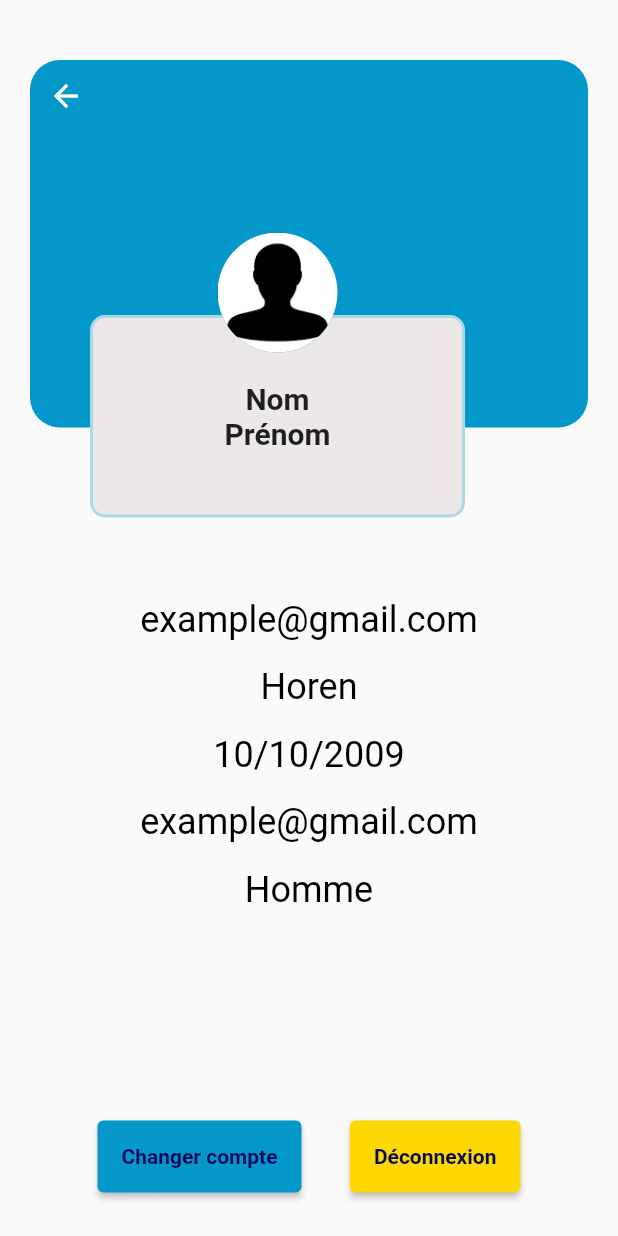
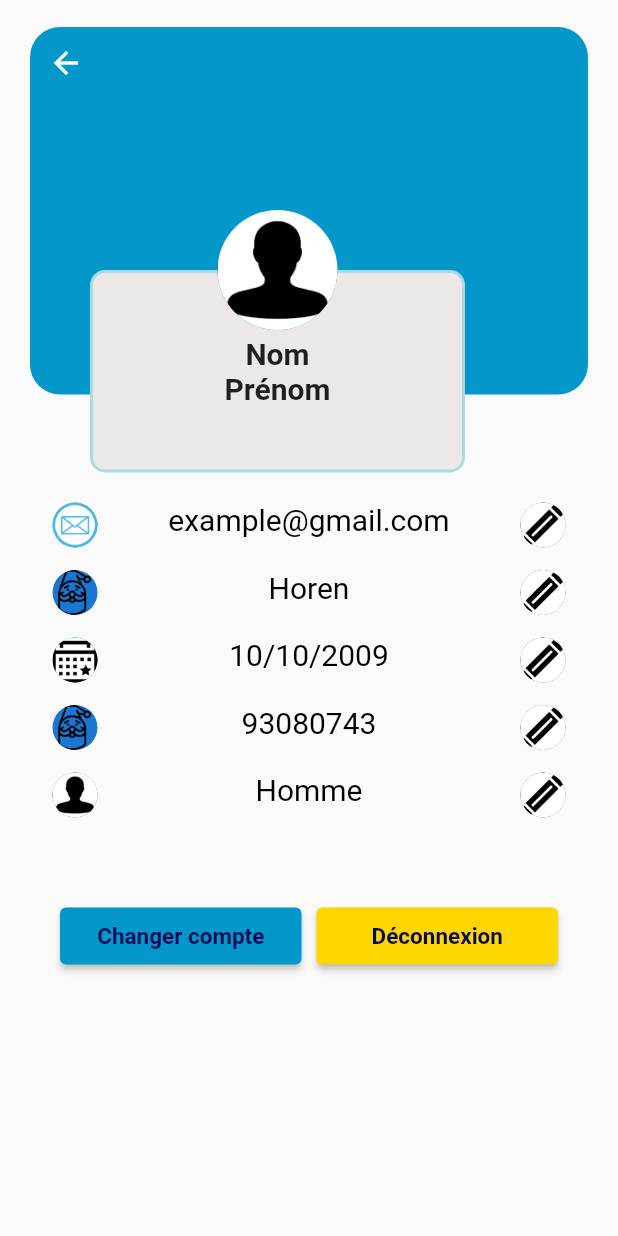
Before and after one commit to madydoucoure13/quiz_master, a Flutter app: the ProfilUtilisateur screen opened directly, on a phone screen of 412 x 824 dp. Run offline on Flutter 3.47's test engine with Material 2 defaults, Android fonts, the light colour scheme and no system bars.

Commit message:
Page score en cours

```diff
--- /dev/null
+++ b/lib/PageScore.dart
@@ -0,0 +1,75 @@
+import 'package:flutter/material.dart';
+
+
+class PageScore extends StatelessWidget{
+  const PageScore({super.key});
+
+  @override
+  Widget build(BuildContext context) {
+    var size;
+    return Scaffold(
+      body: SafeArea(
+        child: Column(
+          children: <Widget>[
+            Container(
+              height: 50,
+              width: 360,
+              decoration: BoxDecoration(
+                color: const Color.fromRGBO(3, 151, 202, 1),
+              ),
+              child: Align(
+                alignment: Alignment.topLeft,
+                child: IconButton(
+                  icon: const Icon(
+                    Icons.arrow_back,
+                    color: Colors.white,
+                  ),
+                  onPressed: () => Navigator.pop(context),
+                ),
+              ),
+            ),
+            Container(
+              child: const Padding(
+                padding: EdgeInsets.only(top: 0, left: 20, right: 20, bottom: 0),
+                child: Column(
+                  children: [
+                    //Ligne pour classement et mes scores
+                    Row(
+                      mainAxisAlignment: MainAxisAlignment.spaceBetween,
+                      children: [ Text ("Mes scores", style: TextStyle(
+                        fontSize: 20,
+                        fontWeight: FontWeight.bold,
+                        backgroundColor: Colors.transparent,
+                      ),
+                      ),
+                        Text ("Classement", style: TextStyle(
+                          fontSize: 20,
+                          fontWeight: FontWeight.bold,
+                          backgroundColor: Colors.transparent,
+                        ),
+                        ),
+                      ],
+                    ),
+                  ],
+                ),
+              ),
+            ),
+            SizedBox(height: 20),
+            Padding(
+              padding: const EdgeInsets.only(left: 20, right:  20),
+              child: Container(
+                width: double.infinity,
+                height: 250,
+                decoration: BoxDecoration(color: Colors.white,
+                  borderRadius: BorderRadius.circular(12)
+                ),
+
+              ),
+            )
+          ],
+        ),
+      ),
+    );
+  }
+
+}
--- a/lib/main.dart
+++ b/lib/main.dart
@@ -1,14 +1,18 @@
 import 'package:flutter/material.dart';
+import 'package:quiz_master/PageScore.dart';
 import 'package:quiz_master/profil_utilisateur.dart';
-import 'package:device_preview/device_preview.dart';
+//import 'package:device_preview/device_preview.dart';
 
-void main() {
+/*void main() {
   runApp(
     DevicePreview(
       enabled: true,
       builder: ((context) => const MyApp()),
     ),
   );
+}*/
+void main() {
+  runApp(const MyApp());
 }
 
 class MyApp extends StatelessWidget {
@@ -18,8 +22,9 @@ class MyApp extends StatelessWidget {
   @override
   Widget build(BuildContext context) {
     return MaterialApp(
-      locale: DevicePreview.locale(context),
-      builder: DevicePreview.appBuilder,
+      debugShowCheckedModeBanner: false,
+      //locale: DevicePreview.locale(context),
+      //builder: DevicePreview.appBuilder,
       title: 'Quiz Master',
       theme: ThemeData(
         primarySwatch: Colors.blue,
@@ -67,7 +72,8 @@ class _MyHomePageState extends State<MyHomePage> {
               Navigator.push(
                 context,
                 MaterialPageRoute(
-                    builder: (context) => const ProfilUtilisateur()),
+                    builder: (context) => const PageScore()),
+
               );
             }),
       ),
--- a/lib/profil_utilisateur.dart
+++ b/lib/profil_utilisateur.dart
@@ -1,4 +1,6 @@
 import 'package:flutter/material.dart';
+
+import 'PageScore.dart';
 
 class ProfilUtilisateur extends StatelessWidget {
   const ProfilUtilisateur({super.key});
@@ -7,18 +9,20 @@ class ProfilUtilisateur extends StatelessWidget {
   Widget build(BuildContext context) {
     return Scaffold(
       // appBar: AppBar(),
-      body: Stack(
+      body: SafeArea(
+        child:Stack(
         clipBehavior: Clip.none,
         children: [
           // Le premier container
           Container(
             height: 245,
             width: 500,
-            margin: const EdgeInsets.only(top: 40, left: 20, right: 20),
+            margin: const EdgeInsets.only(top: 18, left: 20, right: 20),
             decoration: BoxDecoration(
               color: const Color.fromRGBO(3, 151, 202, 1),
               borderRadius: BorderRadius.circular(20),
             ),
+
             child: Align(
               alignment: Alignment.topLeft,
               child: IconButton(
@@ -34,7 +38,7 @@ class ProfilUtilisateur extends StatelessWidget {
           Container(
             height: 135,
             width: 250,
-            margin: const EdgeInsets.only(top: 210, left: 60),
+            margin: const EdgeInsets.only(top: 180, left: 60),
             decoration: BoxDecoration(
               color: const Color.fromARGB(255, 236, 232, 232),
               borderRadius: BorderRadius.circular(10),
@@ -67,8 +71,8 @@ class ProfilUtilisateur extends StatelessWidget {
           ),
           // UserProfile entre les deux conteneurs
           const Positioned(
-            top: (10 - 60) / 2 + 180, // Position verticale pour le milieu
-            left: (145 - 0) / 1, // Position horizontale pour le milieu
+            top: 140 - 0, // Position verticale pour le milieu
+            left: 145,// Position horizontale pour le milieu
             child: CircleAvatar(
               radius: 40,
               backgroundImage: AssetImage('assets/icons/sexe.png'),
@@ -76,192 +80,194 @@ class ProfilUtilisateur extends StatelessWidget {
           ),
           // Ligne Email
           Positioned(
-            bottom: -100, // Position verticale en bas
+            top: 300,
             left: 0.0,
             right: 0.0,
             child: Container(
               color: Colors.transparent,
-              padding: const EdgeInsets.all(16.0),
+              padding: const EdgeInsets.all(35.0),
               child: const Row(
                 mainAxisAlignment: MainAxisAlignment.spaceBetween,
                 crossAxisAlignment: CrossAxisAlignment.start,
                 children: [
-                  ImageIcon(
-                    AssetImage('assets/icons/iconEmail.png'),
-                    color: Colors.transparent,
-                    size: 30.0,
+                 // ImageIcon(
+                  //  AssetImage('assets/icons/iconEmail.png'),
+                   // color: Colors.transparent,
+                   // size: 25.0,
+                  //),
+                  CircleAvatar(
+                    radius: 15,
+                    backgroundImage: AssetImage('assets/icons/iconEmail.png'),
                   ),
-                  SizedBox(width: 10.0),
+
+                  SizedBox(width: 0.0),
                   Text(
                     'example@gmail.com',
+                    textAlign: TextAlign.center,
                     style: TextStyle(
                       color: Colors.black, // Couleur du texte en noir
-                      fontSize: 24.0,
+                      fontSize: 20.0,
                     ),
                   ),
-                  SizedBox(width: 10.0),
-                  ImageIcon(
-                    AssetImage('assets/icons/modifier.png'),
-                    color: Colors.transparent,
-                    size: 30.0,
-                  ),
+                  SizedBox(width: 0.0),
+                    //AssetImage('assets/icons/modifier.png'),
+                  CircleAvatar(
+                    radius: 15,
+                    backgroundImage: AssetImage('assets/icons/modifier.png'),
+                  )
                 ],
               ),
             ),
           ),
           // Ligne Pseudo
           Positioned(
-            bottom: -145, // Position verticale en bas
+            top: 345, // Position verticale en bas
             left: 0.0,
             right: 0.0,
             child: Container(
               color: Colors.transparent,
-              padding: const EdgeInsets.all(16.0),
+              padding: const EdgeInsets.all(35.0),
               child: const Row(
                 mainAxisAlignment: MainAxisAlignment.spaceBetween,
                 crossAxisAlignment: CrossAxisAlignment.start,
                 children: [
-                  ImageIcon(
-                    AssetImage('assets/icons/barbe.png'),
-                    color: Colors.transparent,
-                    size: 30.0,
+                  CircleAvatar(
+                    radius: 15,
+                    backgroundImage: AssetImage('assets/icons/barbe.png'),
                   ),
-                  SizedBox(width: 10.0),
                   Text(
                     'Horen',
+                    textAlign: TextAlign.center,
                     style: TextStyle(
                       color: Colors.black, // Couleur du texte en noir
-                      fontSize: 24.0,
+                      fontSize: 20.0,
                     ),
                   ),
-                  SizedBox(width: 10.0),
-                  ImageIcon(
-                    AssetImage('assets/icons/modifier.png'),
-                    color: Colors.transparent,
-                    size: 30.0,
-                  ),
+                  CircleAvatar(
+                    radius: 15,
+                    backgroundImage: AssetImage('assets/icons/modifier.png'),
+                  )
                 ],
               ),
             ),
           ),
           // Ligne Date
           Positioned(
-            bottom: -190, // Position verticale en bas
+            top: 390, // Position verticale en bas
             left: 0.0,
             right: 0.0,
             child: Container(
               color: Colors.transparent,
-              padding: const EdgeInsets.all(16.0),
+              padding: const EdgeInsets.all(35.0),
               child: const Row(
                 mainAxisAlignment: MainAxisAlignment.spaceBetween,
                 crossAxisAlignment: CrossAxisAlignment.start,
                 children: [
-                  ImageIcon(
-                    AssetImage('assets/icons/date.png'),
-                    color: Colors.transparent,
-                    size: 30.0,
+                  CircleAvatar(
+                    radius: 15,
+                    backgroundImage: AssetImage('assets/icons/date.png'),
                   ),
-                  SizedBox(width: 10.0),
+                  SizedBox(width: 0.0),
                   Text(
                     '10/10/2009',
                     style: TextStyle(
                       color: Colors.black, // Couleur du texte en noir
-                      fontSize: 24.0,
+                      fontSize: 20.0,
                     ),
                   ),
-                  SizedBox(width: 10.0),
-                  ImageIcon(
-                    AssetImage('assets/icons/modifier.png'),
-                    color: Colors.transparent,
-                    size: 30.0,
-                  ),
+                  SizedBox(width: 0.0),
+                  CircleAvatar(
+                    radius: 15,
+                    backgroundImage: AssetImage('assets/icons/modifier.png'),
+                  )
                 ],
               ),
             ),
           ),
           // Ligne Telephone
           Positioned(
-            bottom: -235, // Position verticale en bas
+            top: 435, // Position verticale en bas
             left: 0.0,
             right: 0.0,
             child: Container(
               color: Colors.transparent,
-              padding: const EdgeInsets.all(16.0),
+              padding: const EdgeInsets.all(35.0),
               child: const Row(
                 mainAxisAlignment: MainAxisAlignment.spaceBetween,
                 crossAxisAlignment: CrossAxisAlignment.start,
                 children: [
-                  ImageIcon(
-                    AssetImage('assets/icons/barbe.png'),
-                    color: Colors.transparent,
-                    size: 30.0,
+                  CircleAvatar(
+                    radius: 15,
+                    backgroundImage: AssetImage('assets/icons/barbe.png'),
                   ),
-                  SizedBox(width: 10.0),
+                  SizedBox(width: 0.0),
                   Text(
-                    'example@gmail.com',
+                    '93080743',
                     style: TextStyle(
                       color: Colors.black, // Couleur du texte en noir
-                      fontSize: 24.0,
+                      fontSize: 20.0,
                     ),
                   ),
-                  SizedBox(width: 10.0),
-                  ImageIcon(
-                    AssetImage('assets/icons/modifier.png'),
-                    color: Colors.transparent,
-                    size: 30.0,
-                  ),
+                  SizedBox(width: 0.0),
+                  CircleAvatar(
+                    radius: 15,
+                    backgroundImage: AssetImage('assets/icons/modifier.png'),
+                  )
                 ],
               ),
             ),
           ),
           // Ligne sexe
           Positioned(
-            bottom: -280, // Position verticale en bas
+            top: 480, // Position verticale en bas
             left: 0.0,
             right: 0.0,
             child: Container(
               color: Colors.transparent,
-              padding: const EdgeInsets.all(16.0),
+              padding: const EdgeInsets.all(35.0),
               child: const Row(
                 mainAxisAlignment: MainAxisAlignment.spaceBetween,
                 crossAxisAlignment: CrossAxisAlignment.start,
                 children: [
-                  ImageIcon(
-                    AssetImage('assets/icons/sexe.png'),
-                    color: Colors.transparent,
-                    size: 30.0,
+                  CircleAvatar(
+                    radius: 15,
+                    backgroundImage: AssetImage('assets/icons/sexe.png'),
                   ),
-                  SizedBox(width: 10.0),
+                  SizedBox(width: 0.0),
                   Text(
                     'Homme',
                     style: TextStyle(
                       color: Colors.black, // Couleur du texte en noir
-                      fontSize: 24.0,
+                      fontSize: 20.0,
                     ),
                   ),
-                  SizedBox(width: 10.0),
-                  ImageIcon(
-                    AssetImage('assets/icons/modifier.png'),
-                    color: Colors.transparent,
-                    size: 30.0,
-                  ),
+                  SizedBox(width: 0.0),
+                  CircleAvatar(
+                    radius: 15,
+                    backgroundImage: AssetImage('assets/icons/modifier.png'),
+                  )
                 ],
               ),
             ),
           ),
           //Les button
           Positioned(
-            bottom: -450,
+            top: 600,
             left: 0,
             right: 0,
             child: Container(
               padding: const EdgeInsets.symmetric(
                   horizontal:
-                      65.0), // Ajustez l'espace horizontal entre les boutons
+                      40.0), // Ajustez l'espace horizontal entre les boutons
               child: Row(
                 mainAxisAlignment: MainAxisAlignment.spaceBetween,
                 children: [
-                  ElevatedButton(
+                  Expanded(
+                    child: ConstrainedBox(
+                  constraints: const BoxConstraints(
+                  minWidth: 200,
+              ),
+                   child: ElevatedButton(
                     onPressed: () {},
                     style: ElevatedButton.styleFrom(
                       primary: const Color.fromRGBO(
@@ -269,31 +275,48 @@ class ProfilUtilisateur extends StatelessWidget {
                       onPrimary: const Color.fromRGBO(
                           7, 10, 91, 1.0), // Couleur du texte du bouton
                       padding: const EdgeInsets.all(
-                          16.0), // Espacement intérieur du bouton
+                          10.0), // Espacement intérieur du bouton
                     ),
                     child: const Text(
                       'Changer compte',
                       style: TextStyle(
                         fontWeight: FontWeight.bold,
+                        fontSize: 15,
                       ),
                     ),
                   ),
-                  ElevatedButton(
-                    onPressed: () {},
+                    ),
+                  ),
+                    const SizedBox(width: 10),
+                  Expanded(
+                    child: ConstrainedBox(
+                      constraints: const BoxConstraints(
+                        minWidth: 200,
+                      ),
+                   child: ElevatedButton(
+                     //Chemein pour la page score
+                    onPressed: () {
+                      Navigator.push(context,
+                      MaterialPageRoute (builder: (context) => const PageScore()),
+                      );
+                    },
                     style: ElevatedButton.styleFrom(
                       primary: const Color.fromRGBO(
-                          255, 215, 0, 1.0), // Couleur de fond du bouton
+                          255, 215, 0, 1.0),
                       onPrimary: const Color.fromRGBO(
-                          7, 10, 91, 1.0), // Couleur du texte du bouton
+                          7, 10, 91, 1.0),
                       padding: const EdgeInsets.all(
-                          16.0), // Espacement intérieur du bouton
+                          10.0),
                     ),
                     child: const Text(
                       'Déconnexion',
                       style: TextStyle(
                         fontWeight: FontWeight.bold,
+                        fontSize: 15,
                       ),
                     ),
+                  ),
+                  ),
                   ),
                 ],
               ),
@@ -301,6 +324,7 @@ class ProfilUtilisateur extends StatelessWidget {
           ),
         ],
       ),
+    ),
     );
   }
 }
--- a/pubspec.yaml
+++ b/pubspec.yaml
@@ -36,7 +36,7 @@ dependencies:
   # The following adds the Cupertino Icons font to your application.
   # Use with the CupertinoIcons class for iOS style icons.
   cupertino_icons: ^1.0.2
-  device_preview: ^1.1.0
+  #device_preview: ^1.1.0
   overlay_support: ^2.1.0
 
 dev_dependencies:
```
Also changed, not shown: pubspec.lock, 1 other file.
